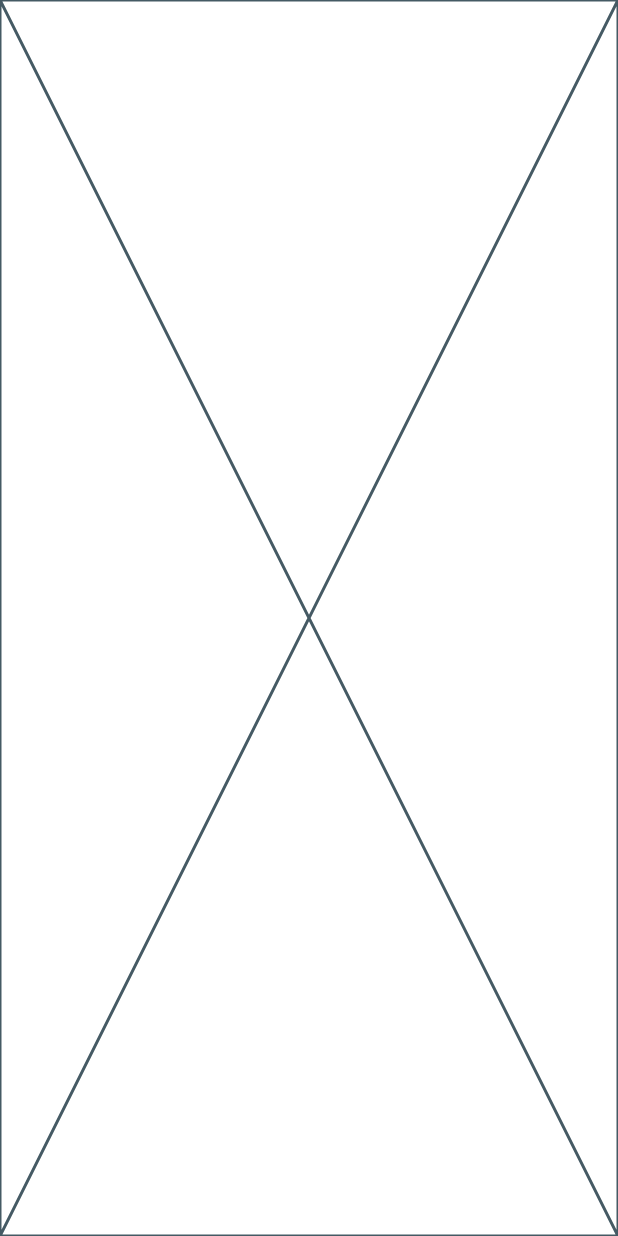
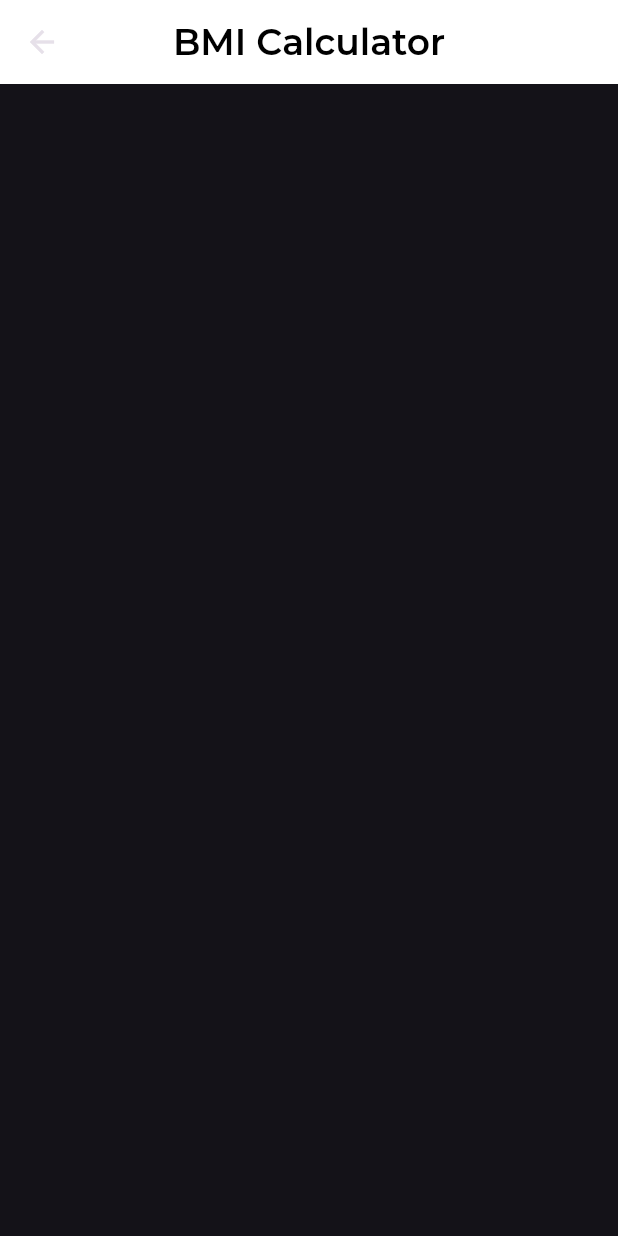
Before and after one commit to suheerthedev/bmi_app_enhanced, a Flutter app: the screen it shows after launch, after a tap on "Start", on a phone screen of 412 x 824 dp. Run offline on Flutter 3.47's test engine with Material 3 defaults, Android fonts, the phone set to English and light mode, and no system bars; project files that could hold a hidden picture were left out.

Commit message:
Completed Home Screen

```diff
--- a/lib/main.dart
+++ b/lib/main.dart
@@ -1,4 +1,4 @@
-import 'package:bmi_app/screens/bmi_screen_1.dart';
+import 'package:bmi_app/screens/bmi_home_screen.dart';
 import 'package:bmi_app/screens/bmi_screen_2.dart';
 import 'package:bmi_app/util/text_field_widget.dart';
 import 'package:flutter/material.dart';
@@ -30,9 +30,9 @@ class MyApp extends StatelessWidget {
         brightness: Brightness.dark,
         useMaterial3: true,
       ),
-      home: const BmiScreen1(),
+      home: const BmiHomeScreen(),
       routes: {
-        '/bmiscreen1': (context) => const BmiScreen1(),
+        '/bmiscreen1': (context) => const BmiHomeScreen(),
         '/bmiscreen2': (context) => const BmiScreen2()
       },
     );
--- a/lib/screens/bmi_screen_1.dart
+++ b/lib/screens/bmi_home_screen.dart
@@ -1,7 +1,7 @@
 import 'package:flutter/material.dart';
 
-class BmiScreen1 extends StatelessWidget {
-  const BmiScreen1({super.key});
+class BmiHomeScreen extends StatelessWidget {
+  const BmiHomeScreen({super.key});
 
   @override
   Widget build(BuildContext context) {
--- a/lib/screens/bmi_screen_2.dart
+++ b/lib/screens/bmi_screen_2.dart
@@ -5,6 +5,8 @@ class BmiScreen2 extends StatelessWidget {
 
   @override
   Widget build(BuildContext context) {
-    return const Placeholder();
+    return Scaffold(
+      appBar: AppBar(title: const Text('BMI Calculator')),
+    );
   }
 }
```
